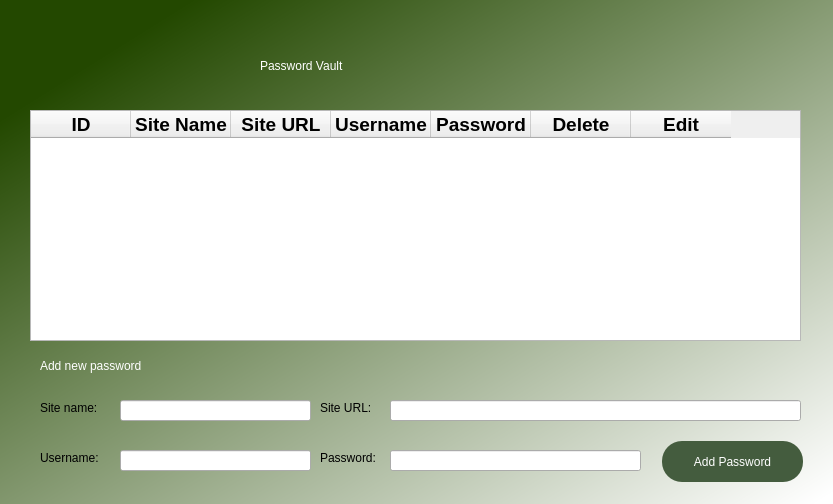
Qt form password_show_vault.ui (jaroabel/password-vault) before a commit.
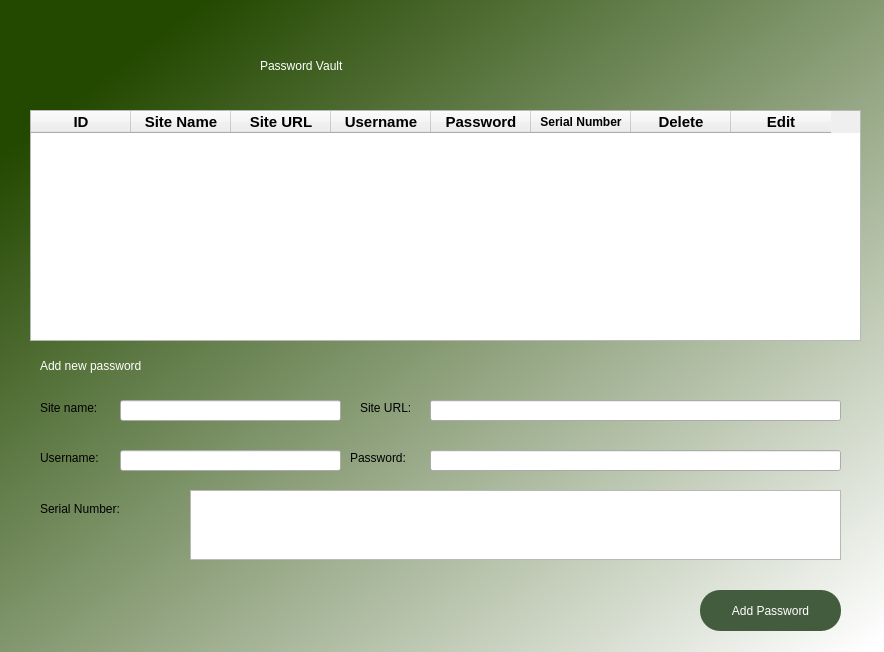
The same form after that commit.

Commit message: adding password validation update UI

Diff of the .ui file:
```diff
--- a/password_show_vault.ui
+++ b/password_show_vault.ui
@@ -6,8 +6,8 @@
    <rect>
     <x>0</x>
     <y>0</y>
-    <width>833</width>
-    <height>504</height>
+    <width>884</width>
+    <height>652</height>
    </rect>
   </property>
   <property name="windowTitle">
@@ -58,7 +58,7 @@
     <rect>
      <x>30</x>
      <y>110</y>
-     <width>771</width>
+     <width>831</width>
      <height>231</height>
     </rect>
    </property>
@@ -71,7 +71,7 @@
     </property>
     <property name="font">
      <font>
-      <pointsize>14</pointsize>
+      <pointsize>11</pointsize>
       <weight>75</weight>
       <bold>true</bold>
      </font>
@@ -83,7 +83,7 @@
     </property>
     <property name="font">
      <font>
-      <pointsize>14</pointsize>
+      <pointsize>11</pointsize>
       <weight>75</weight>
       <bold>true</bold>
      </font>
@@ -95,7 +95,7 @@
     </property>
     <property name="font">
      <font>
-      <pointsize>14</pointsize>
+      <pointsize>11</pointsize>
       <weight>75</weight>
       <bold>true</bold>
      </font>
@@ -107,7 +107,7 @@
     </property>
     <property name="font">
      <font>
-      <pointsize>14</pointsize>
+      <pointsize>11</pointsize>
       <weight>75</weight>
       <bold>true</bold>
      </font>
@@ -119,7 +119,18 @@
     </property>
     <property name="font">
      <font>
-      <pointsize>14</pointsize>
+      <pointsize>11</pointsize>
+      <weight>75</weight>
+      <bold>true</bold>
+     </font>
+    </property>
+   </column>
+   <column>
+    <property name="text">
+     <string>Serial Number</string>
+    </property>
+    <property name="font">
+     <font>
       <weight>75</weight>
       <bold>true</bold>
      </font>
@@ -131,7 +142,7 @@
     </property>
     <property name="font">
      <font>
-      <pointsize>14</pointsize>
+      <pointsize>11</pointsize>
       <weight>75</weight>
       <bold>true</bold>
      </font>
@@ -143,7 +154,7 @@
     </property>
     <property name="font">
      <font>
-      <pointsize>14</pointsize>
+      <pointsize>11</pointsize>
       <weight>75</weight>
       <bold>true</bold>
      </font>
@@ -184,7 +195,7 @@
     <rect>
      <x>120</x>
      <y>400</y>
-     <width>191</width>
+     <width>221</width>
      <height>21</height>
     </rect>
    </property>
@@ -192,7 +203,7 @@
   <widget class="QLabel" name="label_4">
    <property name="geometry">
     <rect>
-     <x>320</x>
+     <x>360</x>
      <y>400</y>
      <width>60</width>
      <height>16</height>
@@ -205,7 +216,7 @@
   <widget class="QLineEdit" name="siteUrl">
    <property name="geometry">
     <rect>
-     <x>390</x>
+     <x>430</x>
      <y>400</y>
      <width>411</width>
      <height>21</height>
@@ -230,7 +241,7 @@
     <rect>
      <x>120</x>
      <y>450</y>
-     <width>191</width>
+     <width>221</width>
      <height>21</height>
     </rect>
    </property>
@@ -238,7 +249,7 @@
   <widget class="QLabel" name="label_6">
    <property name="geometry">
     <rect>
-     <x>320</x>
+     <x>350</x>
      <y>450</y>
      <width>71</width>
      <height>16</height>
@@ -251,9 +262,9 @@
   <widget class="QLineEdit" name="passWord">
    <property name="geometry">
     <rect>
-     <x>390</x>
+     <x>430</x>
      <y>450</y>
-     <width>251</width>
+     <width>411</width>
      <height>21</height>
     </rect>
    </property>
@@ -261,8 +272,8 @@
   <widget class="QPushButton" name="addButton">
    <property name="geometry">
     <rect>
-     <x>662</x>
-     <y>441</y>
+     <x>700</x>
+     <y>590</y>
      <width>141</width>
      <height>41</height>
     </rect>
@@ -276,6 +287,29 @@
     <string>Add Password</string>
    </property>
   </widget>
+  <widget class="QLabel" name="lblSerialNumber">
+   <property name="geometry">
+    <rect>
+     <x>40</x>
+     <y>500</y>
+     <width>111</width>
+     <height>17</height>
+    </rect>
+   </property>
+   <property name="text">
+    <string>Serial Number:</string>
+   </property>
+  </widget>
+  <widget class="QPlainTextEdit" name="plainTextEdit">
+   <property name="geometry">
+    <rect>
+     <x>190</x>
+     <y>490</y>
+     <width>651</width>
+     <height>70</height>
+    </rect>
+   </property>
+  </widget>
  </widget>
  <resources/>
  <connections/>
```
The commit also changes 2 other files.
